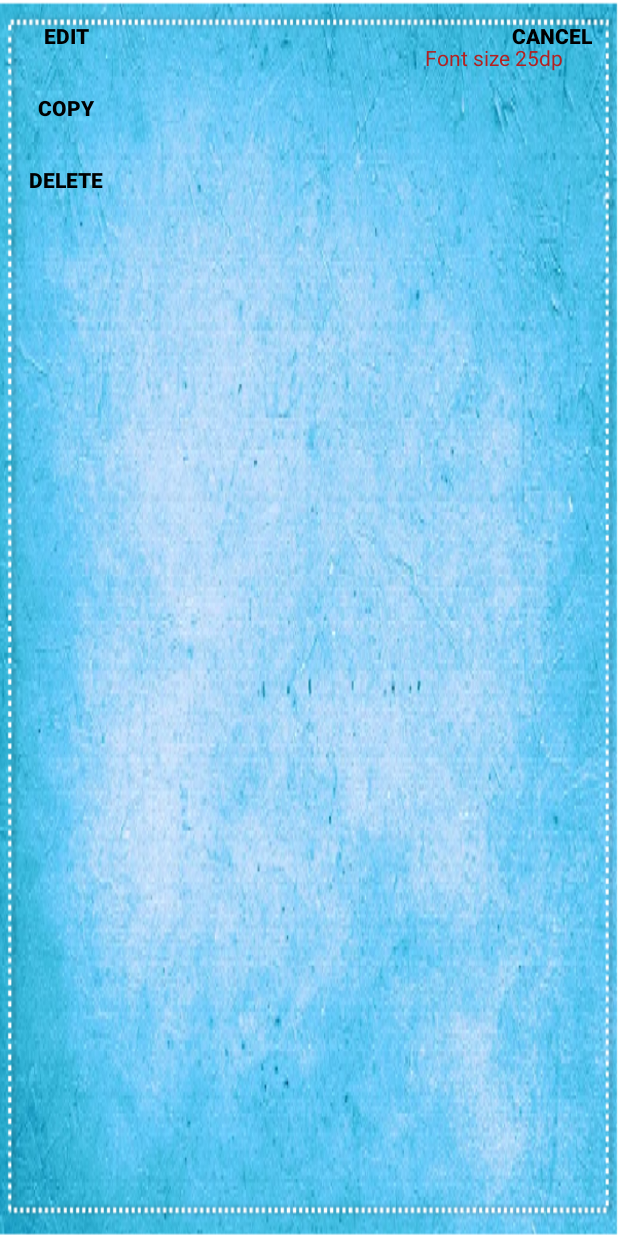
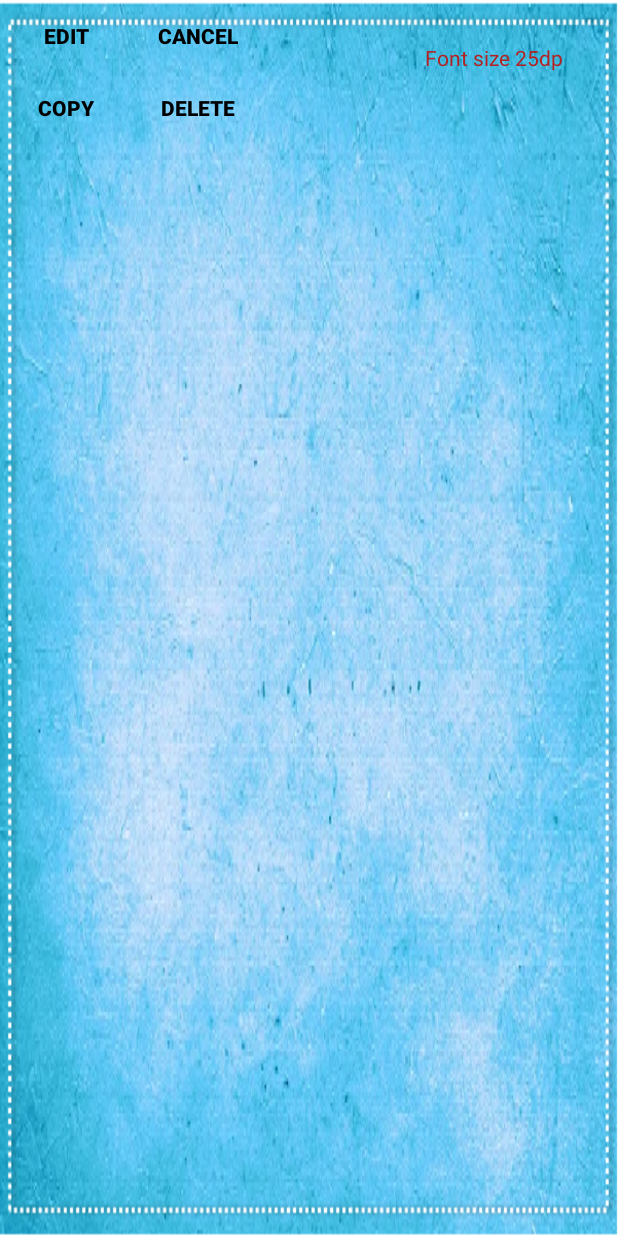
Before and after one commit to pyrophos/CS4398, an Android app: the layout content_dialog_box.xml on its own in the app's theme, with its tools: preview values and no code run, on a phone screen of 412 x 824 dp. Run offline under Robolectric (Android 15) with nearby library versions, the phone set to English and light mode, and no system bars.

Commit message:
Fixed display issues on the password generator. Resolved issue where save button would cause the app to stop responding if there was not password or account name generated.

```diff
--- a/PassphraseGenerator/app/src/main/java/com/example/wwjdt/passphrasegenerator/content.java
+++ b/PassphraseGenerator/app/src/main/java/com/example/wwjdt/passphrasegenerator/content.java
@@ -242,12 +242,12 @@ public class content extends AppCompatActivity {
                     spEditor.putString("AcctName[" + i + "]", newActName);
                     Log.i("acctName", String.format("%s", newActName));
                     spEditor.putString("AcctPass[" + i + "]", PassActName);
-                    //spEditor.apply();
+                    spEditor.apply();
                 } else if (i == 0 || i == prefCount - 1) {
                     spEditor.remove("AcctName[" + i + "]");
                     spEditor.remove("AcctPass[" + i + "]");
 
-                    //spEditor.apply();
+                    spEditor.apply();
                 } else {
                     spEditor.remove("AcctPass[" + (i + 1) + "]");
                     spEditor.remove("AcctName[" + (i + 1) + "]");
--- a/PassphraseGenerator/app/src/main/res/layout/content_dialog_box.xml
+++ b/PassphraseGenerator/app/src/main/res/layout/content_dialog_box.xml
@@ -58,8 +58,8 @@
         android:textStyle="bold"
         android:layout_gravity="right"
         android:layout_alignParentTop="true"
-        android:layout_alignParentRight="true"
-        android:layout_alignParentEnd="true" />
+        android:layout_toRightOf="@+id/btn_edit"
+        android:layout_toEndOf="@+id/btn_edit" />
 
     <Button
         android:id="@+id/btn_edit"
@@ -94,9 +94,9 @@
         android:text="Delete"
         android:textColor="#000000"
         android:textStyle="bold"
-        android:layout_below="@+id/btn_copy"
-        android:layout_alignParentLeft="true"
-        android:layout_alignParentStart="true" />
+        android:layout_alignTop="@+id/btn_copy"
+        android:layout_toRightOf="@+id/imageView"
+        android:layout_toEndOf="@+id/imageView" />
 
     <ImageView
         android:layout_width="wrap_content"
```
Also changed, not shown: PassphraseGenerator/app/src/main/java/com/example/wwjdt/passphrasegenerator/PasswordCreator.java (+6 -6 lines), PassphraseGenerator/app/src/main/res/layout/activity_add_password.xml (+18 -17 lines).
